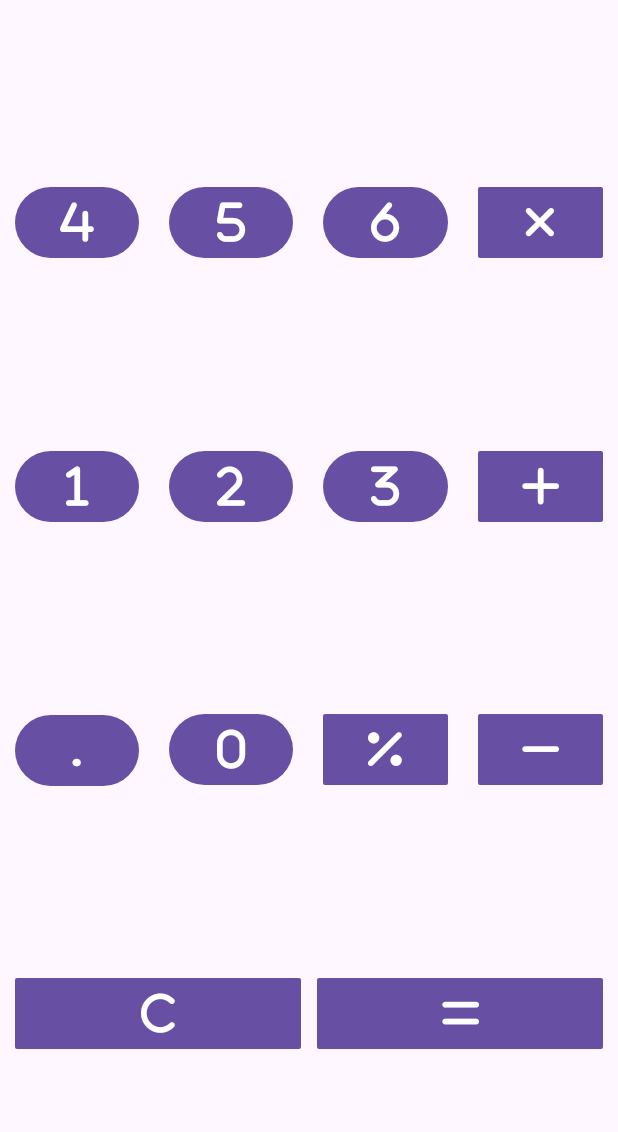
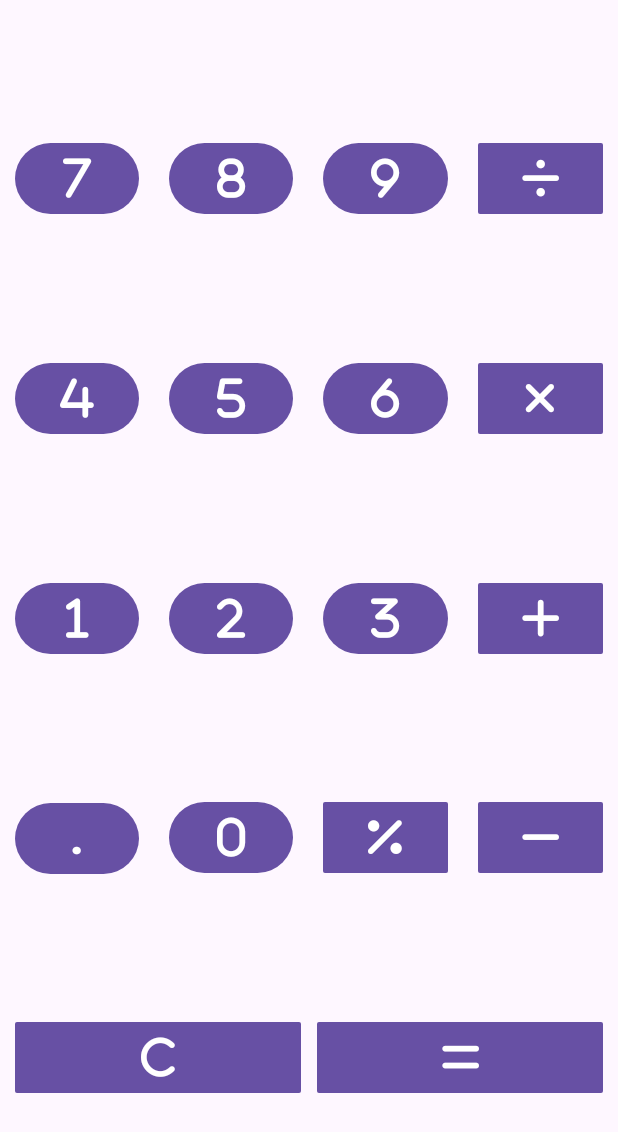
Before and after one commit to AkshitMoudgil/COMP3025_ASSIGNMENT1, an Android app: the screen it shows after launch (MainActivity), on a phone screen of 412 x 824 dp. Shown: the top 1132 px of the screen. Run offline under Robolectric (Android 15) with nearby library versions, the phone set to English and light mode, and no system bars.

Commit message:
added fifth row of calculator

```diff
--- a/app/src/main/res/layout/activity_main.xml
+++ b/app/src/main/res/layout/activity_main.xml
@@ -8,6 +8,74 @@
     tools:context=".MainActivity">
 
     <LinearLayout
+        android:id="@+id/fifthRow"
+        android:layout_width="match_parent"
+        android:layout_height="wrap_content"
+        android:orientation="horizontal"
+        app:layout_constraintBottom_toTopOf="@id/fourthRow"
+        app:layout_constraintEnd_toEndOf="parent"
+        app:layout_constraintStart_toStartOf="parent"
+        app:layout_constraintTop_toTopOf="parent">
+
+        <Button
+            android:id="@+id/sevenButton"
+            android:layout_width="@dimen/button_size"
+            android:layout_height="@dimen/button_size"
+            android:layout_marginStart="@dimen/margin_x"
+            android:layout_marginEnd="@dimen/margin_x"
+            android:layout_weight="1"
+            android:fontFamily="@font/fa_solid_900"
+            android:paddingStart="@dimen/padding_x"
+            android:paddingEnd="@dimen/padding_x"
+            android:tag="7"
+            android:text="7"
+            android:textSize="@dimen/button_text" />
+
+        <Button
+            android:id="@+id/eightButton"
+            android:layout_width="@dimen/button_size"
+            android:layout_height="@dimen/button_size"
+            android:layout_marginStart="@dimen/margin_x"
+            android:layout_marginEnd="@dimen/margin_x"
+            android:layout_weight="1"
+            android:fontFamily="@font/fa_solid_900"
+            android:paddingStart="@dimen/padding_x"
+            android:paddingEnd="@dimen/padding_x"
+            android:tag="8"
+            android:text="8"
+            android:textSize="@dimen/button_text" />
+
+        <Button
+            android:id="@+id/nineButton"
+            android:layout_width="@dimen/button_size"
+            android:layout_height="@dimen/button_size"
+            android:layout_marginStart="@dimen/margin_x"
+            android:layout_marginEnd="@dimen/margin_x"
+            android:layout_weight="1"
+            android:fontFamily="@font/fa_solid_900"
+            android:paddingStart="@dimen/padding_x"
+            android:paddingEnd="@dimen/padding_x"
+            android:tag="9"
+            android:text="9"
+            android:textSize="@dimen/button_text" />
+
+        <Button
+            android:id="@+id/divideButton"
+            android:layout_width="@dimen/button_size"
+            android:layout_height="@dimen/button_size"
+            android:layout_marginStart="@dimen/margin_x"
+            android:layout_marginEnd="@dimen/margin_x"
+            android:layout_weight="1"
+            android:fontFamily="@font/fa_solid_900"
+            android:paddingStart="@dimen/padding_x"
+            android:paddingEnd="@dimen/padding_x"
+            android:tag="divide"
+            android:text="@string/divide"
+            android:textSize="@dimen/button_text"
+            app:cornerRadius="1dp"/>
+    </LinearLayout>
+
+    <LinearLayout
         android:id="@+id/fourthRow"
         android:layout_width="match_parent"
         android:layout_height="wrap_content"
@@ -15,7 +83,7 @@
         app:layout_constraintBottom_toTopOf="@id/thirdRow"
         app:layout_constraintEnd_toEndOf="parent"
         app:layout_constraintStart_toStartOf="parent"
-        app:layout_constraintTop_toTopOf="parent">
+        app:layout_constraintTop_toBottomOf="@id/fifthRow">
 
         <Button
             android:id="@+id/fourButton"
```
